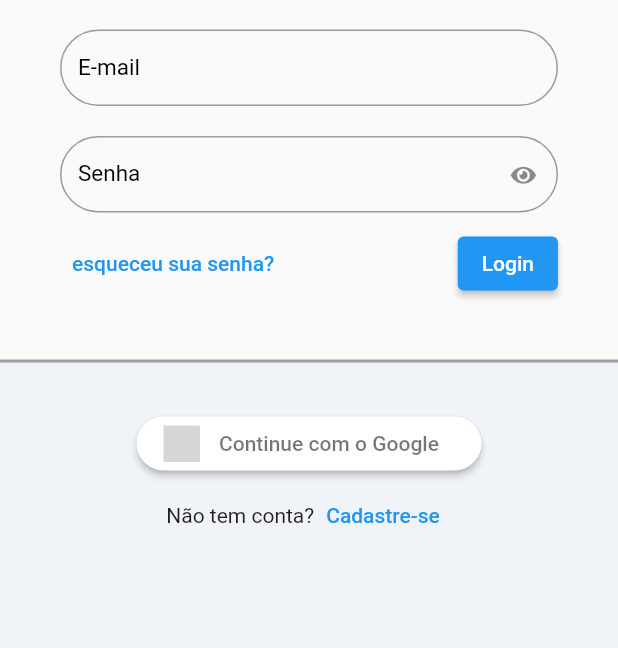
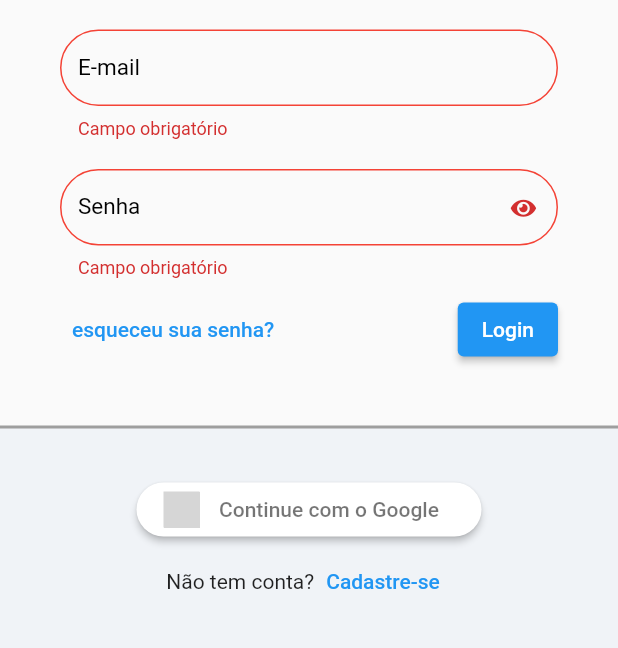
Before and after one commit to CharlestonRibeiro/Todo_list, a Flutter app: the screen it shows after launch, after a tap on "Login", on a phone screen of 412 x 824 dp, the part 377-1025 px from its top. Run offline on Flutter 3.47's test engine with Material 2 defaults, Android fonts, the phone set to English and light mode, and no system bars; our stand-ins replace firebase_auth, firebase_core, flutter_secure_storage, flutter_signin_button; accounts and stored records are empty; grey boxes are pictures that could not be loaded.

Commit message:
validator sign in

```diff
--- a/lib/modules/sign_in/sign_in_page.dart
+++ b/lib/modules/sign_in/sign_in_page.dart
@@ -1,15 +1,27 @@
+import 'dart:developer';
+
 import 'package:flutter/material.dart';
 import 'package:flutter_signin_button/button_list.dart';
 import 'package:flutter_signin_button/button_view.dart';
 import 'package:todo_list/core/themes/app_colors.dart';
+import 'package:todo_list/core/utils/custom_form_validator.dart';
 import 'package:todo_list/core/widgets/custom_field.dart';
 import 'package:todo_list/core/widgets/custom_logo.dart';
 import 'package:todo_list/modules/sign_up/sign_up_page.dart';
 
-class SignInPage extends StatelessWidget {
+class SignInPage extends StatefulWidget {
   const SignInPage({super.key});
 
   static const route = '/sign_in_page';
+
+  @override
+  State<SignInPage> createState() => _SignInPageState();
+}
+
+class _SignInPageState extends State<SignInPage> {
+  final GlobalKey<FormState> _formKey = GlobalKey();
+  final _emailController = TextEditingController();
+  final _passwordController = TextEditingController();
 
   @override
   Widget build(BuildContext context) {
@@ -25,16 +37,23 @@ class SignInPage extends StatelessWidget {
             Padding(
               padding: const EdgeInsets.symmetric(horizontal: 40, vertical: 20),
               child: Form(
+                key: _formKey,
                   child: Column(
+
                 children: [
-                  const CustomField(customLabel: 'E-mail'),
+                  CustomField(
+                    customLabel: 'E-mail',
+                    customController: _emailController,
+                    customValidator: CustomFormValidator.validateEmail,
+                  ),
                   const SizedBox(
                     height: 20,
                   ),
-                  const CustomField(
-                    customLabel: 'Senha',
-                    customObscureText: true,
-                  ),
+                  CustomField(
+                      customLabel: 'Senha',
+                      customObscureText: true,
+                      customController: _passwordController,
+                      customValidator: CustomFormValidator.validatePassword),
                   const SizedBox(
                     height: 10,
                   ),
@@ -45,7 +64,16 @@ class SignInPage extends StatelessWidget {
                           onPressed: () {},
                           child: const Text('esqueceu sua senha?')),
                       ElevatedButton(
-                          onPressed: () {}, child: const Text('Login'))
+                          onPressed: () {
+                            final valid = _formKey.currentState != null &&
+                            _formKey.currentState!.validate();
+
+                             if (valid) {
+                                log('Login concluido');
+                             }else{
+                                log('ERROR ao logar');
+                             }
+                          }, child: const Text('Login'))
                     ],
                   )
                 ],
```
